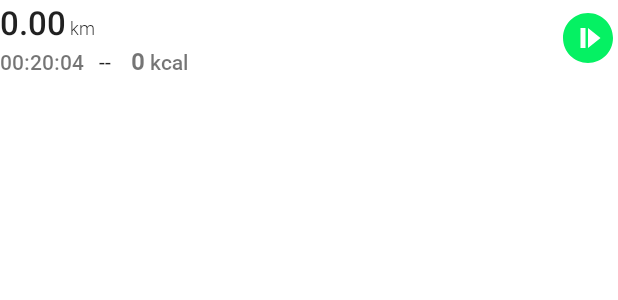
After one commit to suljevicsemir/hechim-android, an Android app: the layout workout_notification_layout.xml on its own in the app's theme, with its tools: preview values and no code run, on a phone screen of 412 x 824 dp. The commit adds this screen. Shown: the top 300 px of the screen. Run offline under Robolectric (Android 15) with nearby library versions, the phone set to English and light mode, and no system bars.

Commit message:
test notification ui

```diff
--- a/Hechim/app/build.gradle
+++ b/Hechim/app/build.gradle
@@ -173,4 +173,7 @@ dependencies {
     implementation 'com.github.bumptech.glide:glide:4.14.2'
     annotationProcessor 'com.github.bumptech.glide:compiler:4.14.2'
 
+
+    implementation "androidx.media:media:1.6.0"
+
 }
--- a/Hechim/app/src/main/AndroidManifest.xml
+++ b/Hechim/app/src/main/AndroidManifest.xml
@@ -1,7 +1,8 @@
 <?xml version="1.0" encoding="utf-8"?>
 <manifest xmlns:android="http://schemas.android.com/apk/res/android"
     xmlns:tools="http://schemas.android.com/tools">
-
+    <uses-permission android:name="android.permission.FOREGROUND_SERVICE"/>
+    <uses-permission android:name="android.permission.POST_NOTIFICATIONS" />
     <application
         android:allowBackup="true"
         android:dataExtractionRules="@xml/data_extraction_rules"
--- /dev/null
+++ b/Hechim/app/src/main/res/drawable/ic_not_started.xml
@@ -0,0 +1,5 @@
+<vector android:height="40dp" android:tint="#05F163"
+    android:viewportHeight="24" android:viewportWidth="24"
+    android:width="40dp" xmlns:android="http://schemas.android.com/apk/res/android">
+    <path android:fillColor="@android:color/white" android:pathData="M12,2C6.48,2 2,6.48 2,12c0,5.52 4.48,10 10,10s10,-4.48 10,-10C22,6.48 17.52,2 12,2zM11,16H9V8h2V16zM12,16V8l5,4L12,16z"/>
+</vector>
--- /dev/null
+++ b/Hechim/app/src/main/res/drawable/ic_pause.xml
@@ -0,0 +1,5 @@
+<vector android:height="24dp" android:tint="#05F163"
+    android:viewportHeight="24" android:viewportWidth="24"
+    android:width="24dp" xmlns:android="http://schemas.android.com/apk/res/android">
+    <path android:fillColor="@android:color/white" android:pathData="M6,19h4L10,5L6,5v14zM14,5v14h4L18,5h-4z"/>
+</vector>
--- /dev/null
+++ b/Hechim/app/src/main/res/layout/workout_notification_layout.xml
@@ -0,0 +1,91 @@
+<?xml version="1.0" encoding="utf-8"?>
+<LinearLayout
+    xmlns:android="http://schemas.android.com/apk/res/android"
+    android:layout_width="match_parent"
+    android:layout_height="wrap_content"
+    android:orientation="horizontal"
+    >
+
+    <LinearLayout
+        android:layout_width="0dp"
+        android:layout_height="wrap_content"
+        android:orientation="vertical"
+        android:layout_weight="1"
+        >
+        <LinearLayout
+            android:layout_width="match_parent"
+            android:layout_height="wrap_content"
+            android:orientation="horizontal">
+            <TextView
+                android:id="@+id/totalDistance"
+                android:layout_width="wrap_content"
+                android:text="0.00"
+                style="@style/TextAppearance.AppCompat.Body2"
+                android:textSize="22sp"
+                android:layout_height="wrap_content"/>
+
+            <TextView
+                android:id="@+id/distanceUnit"
+                android:layout_width="wrap_content"
+                style="@style/TextAppearance.AppCompat.Body1"
+                android:fontFamily="@font/roboto_light"
+                android:text=" km"
+                android:textSize="12sp"
+                android:layout_height="wrap_content"/>
+        </LinearLayout>
+
+        <LinearLayout
+            android:layout_width="wrap_content"
+            android:layout_height="wrap_content"
+            android:orientation="horizontal">
+            <TextView
+                android:id="@+id/totalLength"
+
+                android:fontFamily="@font/roboto_medium"
+                android:textSize="14sp"
+                android:layout_width="wrap_content"
+                android:layout_height="wrap_content"
+                android:text="00:20:04"
+                />
+            <TextView
+                android:id="@+id/dots"
+                android:layout_width="wrap_content"
+                android:layout_height="wrap_content"
+                style="@style/TextAppearance.AppCompat.Body1"
+                android:text="   --    "
+                />
+
+            <TextView
+                android:id="@+id/calories"
+                android:layout_width="wrap_content"
+                android:layout_height="wrap_content"
+                android:fontFamily="@font/roboto_bold"
+                android:textSize="16sp"
+                android:text="0"
+
+                />
+
+            <TextView
+                android:id="@+id/kcalUnit"
+                android:layout_width="wrap_content"
+                android:layout_height="wrap_content"
+                android:fontFamily="@font/roboto_medium"
+                android:text=" kcal"
+                />
+        </LinearLayout>
+    </LinearLayout>
+
+
+
+
+
+
+    <ImageView
+        android:id="@+id/startButton"
+        android:layout_width="wrap_content"
+        android:layout_height="wrap_content"
+        android:layout_gravity="center_vertical"
+        android:src="@drawable/ic_not_started"
+        />
+
+</LinearLayout>
```
Also changed, not shown: Hechim/app/src/main/java/com/hechim/MainActivity.kt (+52 -0 lines), Hechim/app/src/main/res/values/themes.xml (+12 -0 lines).
